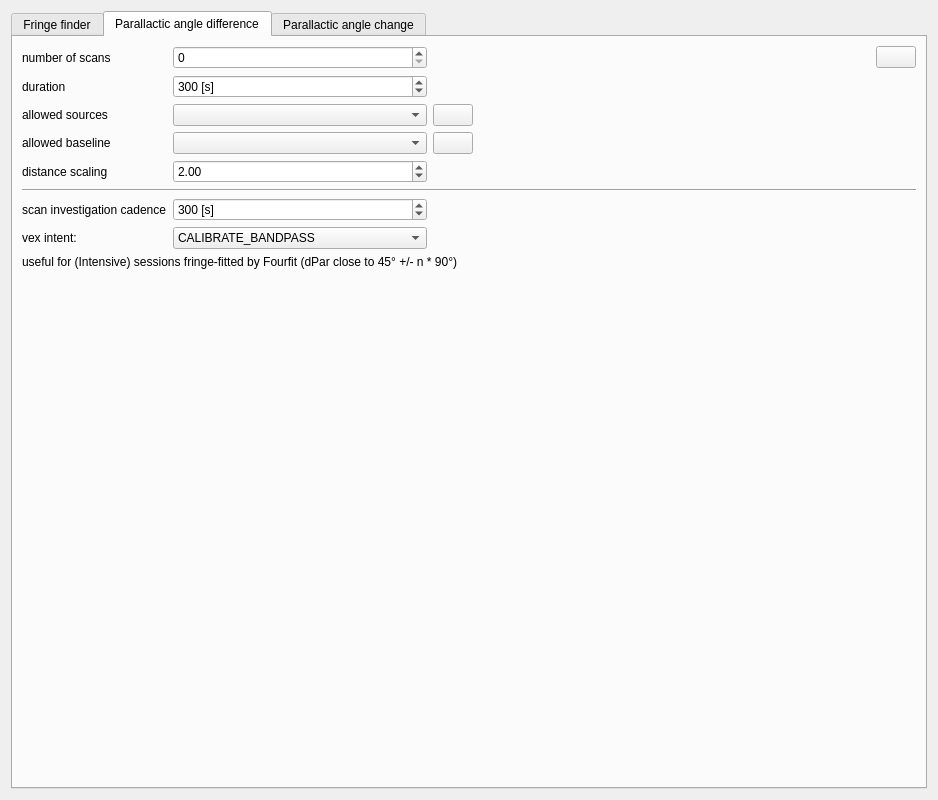
Qt form Widgets/calibratorblockwidget.ui (TUW-VieVS/VieSchedppGUI) before a commit.
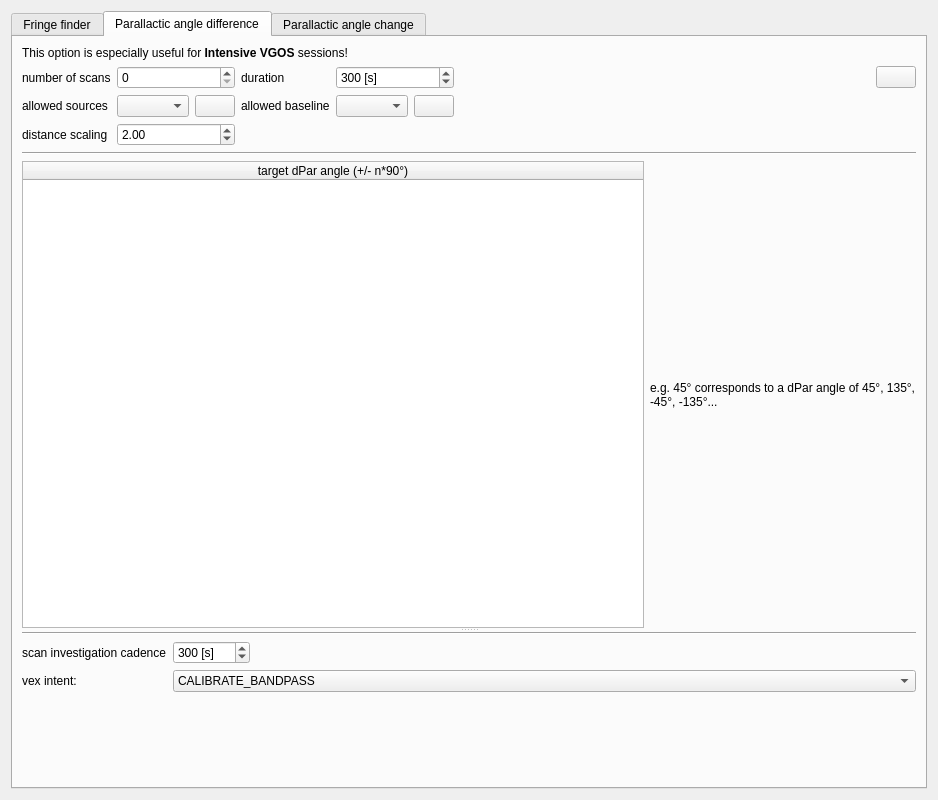
The same form after that commit. The open tabs and pages were chosen to show the change. Icons and pictures are not drawn.

Commit message: parallactic angles

What changed in the file:
```diff
--- a/Widgets/calibratorblockwidget.ui
+++ b/Widgets/calibratorblockwidget.ui
@@ -739,183 +739,94 @@
       <attribute name="title">
        <string>Parallactic angle difference</string>
       </attribute>
-      <layout class="QVBoxLayout" name="verticalLayout_4">
+      <layout class="QVBoxLayout" name="verticalLayout_8" stretch="0,0,0,0">
        <item>
-        <layout class="QGridLayout" name="gridLayout_4">
-         <property name="bottomMargin">
-          <number>0</number>
+        <widget class="QLabel" name="label_20">
+         <property name="text">
+          <string>&lt;html&gt;&lt;head/&gt;&lt;body&gt;&lt;p&gt;This option is especially useful for &lt;span style=&quot; font-weight:600;&quot;&gt;Intensive VGOS&lt;/span&gt; sessions! &lt;/p&gt;&lt;/body&gt;&lt;/html&gt;</string>
          </property>
-         <item row="0" column="1">
-          <widget class="QSpinBox" name="spinBox_dpara_scans">
-           <property name="enabled">
-            <bool>true</bool>
+        </widget>
+       </item>
+       <item>
+        <layout class="QGridLayout" name="gridLayout_3">
+         <item row="2" column="5">
+          <widget class="QPushButton" name="pushButton_save_dpara">
+           <property name="text">
+            <string/>
            </property>
            <property name="toolTip">
             <string>select number of (equally spaced) calibration blocks</string>
            </property>
-           <property name="statusTip">
-            <string>select number of (equally spaced) calibration blocks</string>
-           </property>
-           <property name="whatsThis">
-            <string>&lt;html&gt;&lt;head/&gt;&lt;body&gt;&lt;p&gt;Number of calibrator scans. &lt;/p&gt;&lt;/body&gt;&lt;/html&gt;</string>
-           </property>
-           <property name="minimum">
-            <number>0</number>
-           </property>
-           <property name="value">
-            <number>0</number>
-           </property>
           </widget>
          </item>
-         <item row="7" column="1">
-          <widget class="QComboBox" name="comboBox_dpara_intent">
-           <property name="currentIndex">
-            <number>4</number>
-           </property>
-           <item>
-            <property name="text">
-             <string>NONE</string>
-            </property>
-           </item>
-           <item>
-            <property name="text">
-             <string>FRINGE_FINDER</string>
-            </property>
-           </item>
-           <item>
-            <property name="text">
-             <string>CALIBRATE_AMPLI</string>
-            </property>
-           </item>
-           <item>
-            <property name="text">
-             <string>CALIBRATE_AUTOPHASE</string>
-            </property>
-           </item>
-           <item>
-            <property name="text">
-             <string>CALIBRATE_BANDPASS</string>
-            </property>
-           </item>
-           <item>
-            <property name="text">
-             <string>CALIBRATE_DELAY</string>
-            </property>
-           </item>
-           <item>
-            <property name="text">
-             <string>CALIBRATE_PHASE</string>
-            </property>
-           </item>
-           <item>
-            <property name="text">
-             <string>CALIBRATE_POINTING</string>
-            </property>
-           </item>
-           <item>
-            <property name="text">
-             <string>CALIBRATE_POLARIZATION_ANGLE</string>
-            </property>
-           </item>
-           <item>
-            <property name="text">
-             <string>CALIBRATE_POLARIZATION_LEAKAGE</string>
-            </property>
-           </item>
-           <item>
-            <property name="text">
-             <string>CALIBRATOR_CODE	</string>
-            </property>
-           </item>
-          </widget>
-         </item>
-         <item row="0" column="0">
+         <item row="2" column="0">
           <widget class="QLabel" name="label_10">
            <property name="text">
             <string>number of scans</string>
            </property>
           </widget>
          </item>
-         <item row="3" column="2">
-          <widget class="QPushButton" name="pushButton_addBaselineGroup">
-           <property name="text">
-            <string/>
-           </property>
-           <property name="icon">
-            <iconset resource="../myresources.qrc">
-             <normaloff>:/icons/icons/baseline_group_plus.png</normaloff>:/icons/icons/baseline_group_plus.png</iconset>
-           </property>
-          </widget>
-         </item>
-         <item row="3" column="0">
-          <widget class="QLabel" name="label_15">
-           <property name="text">
-            <string>allowed baseline</string>
-           </property>
-          </widget>
-         </item>
-         <item row="2" column="0">
-          <widget class="QLabel" name="label_134">
+         <item row="2" column="2">
+          <widget class="QLabel" name="label_132">
            <property name="enabled">
             <bool>true</bool>
            </property>
            <property name="text">
-            <string>allowed sources</string>
-           </property>
-          </widget>
-         </item>
-         <item row="2" column="1">
-          <widget class="QComboBox" name="comboBox_dpara_sources">
-           <property name="enabled">
-            <bool>true</bool>
-           </property>
-           <property name="toolTip">
-            <string>change all allowed sources</string>
-           </property>
-           <property name="statusTip">
-            <string>change all allowed sources</string>
+            <string>duration</string>
            </property>
           </widget>
          </item>
          <item row="3" column="1">
-          <widget class="QComboBox" name="comboBox_dpara_baseline">
-           <property name="whatsThis">
-            <string>&lt;html&gt;&lt;head/&gt;&lt;body&gt;&lt;p&gt;Define a baseline that is selected for evaluating the difference in parallactic angle.&lt;/p&gt;&lt;/body&gt;&lt;/html&gt;</string>
-           </property>
-          </widget>
+          <layout class="QHBoxLayout" name="horizontalLayout">
+           <item>
+            <widget class="QComboBox" name="comboBox_dpara_sources">
+             <property name="enabled">
+              <bool>true</bool>
+             </property>
+             <property name="toolTip">
+              <string>change all allowed sources</string>
+             </property>
+             <property name="statusTip">
+              <string>change all allowed sources</string>
+             </property>
+            </widget>
+           </item>
+           <item>
+            <widget class="QPushButton" name="pushButton_addSrcGroup_2">
+             <property name="text">
+              <string/>
+             </property>
+             <property name="icon">
+              <iconset resource="../myresources.qrc">
+               <normaloff>:/icons/icons/source_group_plus.png</normaloff>:/icons/icons/source_group_plus.png</iconset>
+             </property>
+            </widget>
+           </item>
+          </layout>
          </item>
-         <item row="0" column="3">
-          <spacer name="horizontalSpacer_22">
-           <property name="orientation">
-            <enum>Qt::Horizontal</enum>
-           </property>
-           <property name="sizeHint" stdset="0">
-            <size>
-             <width>40</width>
-             <height>20</height>
-            </size>
-           </property>
-          </spacer>
+         <item row="3" column="3">
+          <layout class="QHBoxLayout" name="horizontalLayout_4">
+           <item>
+            <widget class="QComboBox" name="comboBox_dpara_baseline">
+             <property name="whatsThis">
+              <string>&lt;html&gt;&lt;head/&gt;&lt;body&gt;&lt;p&gt;Define a baseline that is selected for evaluating the difference in parallactic angle.&lt;/p&gt;&lt;/body&gt;&lt;/html&gt;</string>
+             </property>
+            </widget>
+           </item>
+           <item>
+            <widget class="QPushButton" name="pushButton_addBaselineGroup">
+             <property name="text">
+              <string/>
+             </property>
+             <property name="icon">
+              <iconset resource="../myresources.qrc">
+               <normaloff>:/icons/icons/baseline_group_plus.png</normaloff>:/icons/icons/baseline_group_plus.png</iconset>
+             </property>
+            </widget>
+           </item>
+          </layout>
          </item>
-         <item row="0" column="4">
-          <widget class="QPushButton" name="pushButton_save_dpara">
-           <property name="text">
-            <string/>
-           </property>
-           <property name="icon">
-            <iconset resource="../myresources.qrc">
-             <normaloff>:/icons/icons/document-export.png</normaloff>:/icons/icons/document-export.png</iconset>
-           </property>
-          </widget>
-         </item>
-         <item row="7" column="0">
-          <widget class="QLabel" name="label_131">
-           <property name="text">
-            <string>vex intent:</string>
-           </property>
-          </widget>
-         </item>
-         <item row="1" column="1">
+         <item row="2" column="3">
           <widget class="QSpinBox" name="spinBox_dpara_duration">
            <property name="enabled">
             <bool>true</bool>
@@ -943,67 +854,13 @@
            </property>
           </widget>
          </item>
-         <item row="6" column="0">
-          <widget class="QLabel" name="label_17">
-           <property name="text">
-            <string>scan investigation cadence</string>
-           </property>
-          </widget>
-         </item>
-         <item row="1" column="0">
-          <widget class="QLabel" name="label_132">
+         <item row="3" column="0">
+          <widget class="QLabel" name="label_134">
            <property name="enabled">
             <bool>true</bool>
            </property>
            <property name="text">
-            <string>duration</string>
-           </property>
-          </widget>
-         </item>
-         <item row="2" column="2">
-          <widget class="QPushButton" name="pushButton_addSrcGroup_2">
-           <property name="text">
-            <string/>
-           </property>
-           <property name="icon">
-            <iconset resource="../myresources.qrc">
-             <normaloff>:/icons/icons/source_group_plus.png</normaloff>:/icons/icons/source_group_plus.png</iconset>
-           </property>
-          </widget>
-         </item>
-         <item row="5" column="0" colspan="5">
-          <widget class="Line" name="line_2">
-           <property name="orientation">
-            <enum>Qt::Horizontal</enum>
-           </property>
-          </widget>
-         </item>
-         <item row="6" column="1">
-          <widget class="QSpinBox" name="spinBox_dpara_cadence">
-           <property name="whatsThis">
-            <string>&lt;html&gt;&lt;head/&gt;&lt;body&gt;&lt;p&gt;To find the best calibrator scan, all potential scans are investigated before selecting one. &lt;/p&gt;&lt;p&gt;With this parameter, you define the interval when all potential scans are generated. &lt;/p&gt;&lt;p&gt;&lt;br/&gt;&lt;/p&gt;&lt;p&gt;E.g.:&lt;br/&gt;When the session starts at 00:00 and cadence is set to 300 seconds, every five minute, all possible scans are generated and evaluated. After all are evaluated, the best n-scans are selected as calibrator scans. &lt;/p&gt;&lt;/body&gt;&lt;/html&gt;</string>
-           </property>
-           <property name="suffix">
-            <string> [s]</string>
-           </property>
-           <property name="minimum">
-            <number>60</number>
-           </property>
-           <property name="maximum">
-            <number>86400</number>
-           </property>
-           <property name="singleStep">
-            <number>60</number>
-           </property>
-           <property name="value">
-            <number>300</number>
-           </property>
-          </widget>
-         </item>
-         <item row="4" column="0">
-          <widget class="QLabel" name="label_19">
-           <property name="text">
-            <string>distance scaling</string>
+            <string>allowed sources</string>
            </property>
           </widget>
          </item>
@@ -1023,27 +880,232 @@
            </property>
           </widget>
          </item>
+         <item row="2" column="1">
+          <widget class="QSpinBox" name="spinBox_dpara_scans">
+           <property name="enabled">
+            <bool>true</bool>
+           </property>
+           <property name="toolTip">
+            <string>select number of (equally spaced) calibration blocks</string>
+           </property>
+           <property name="statusTip">
+            <string>select number of (equally spaced) calibration blocks</string>
+           </property>
+           <property name="whatsThis">
+            <string>&lt;html&gt;&lt;head/&gt;&lt;body&gt;&lt;p&gt;Number of calibrator scans. &lt;/p&gt;&lt;/body&gt;&lt;/html&gt;</string>
+           </property>
+           <property name="minimum">
+            <number>0</number>
+           </property>
+           <property name="value">
+            <number>0</number>
+           </property>
+          </widget>
+         </item>
+         <item row="4" column="0">
+          <widget class="QLabel" name="label_19">
+           <property name="text">
+            <string>distance scaling</string>
+           </property>
+          </widget>
+         </item>
+         <item row="3" column="2">
+          <widget class="QLabel" name="label_15">
+           <property name="text">
+            <string>allowed baseline</string>
+           </property>
+          </widget>
+         </item>
+         <item row="2" column="4">
+          <spacer name="horizontalSpacer_22">
+           <property name="orientation">
+            <enum>Qt::Horizontal</enum>
+           </property>
+           <property name="sizeHint" stdset="0">
+            <size>
+             <width>40</width>
+             <height>20</height>
+            </size>
+           </property>
+          </spacer>
+         </item>
         </layout>
        </item>
        <item>
-        <widget class="QLabel" name="label_12">
-         <property name="text">
-          <string>useful for (Intensive) sessions fringe-fitted by Fourfit (dPar close to 45° +/- n * 90°)</string>
+        <widget class="Line" name="line_3">
+         <property name="orientation">
+          <enum>Qt::Horizontal</enum>
          </property>
         </widget>
        </item>
        <item>
-        <spacer name="verticalSpacer_4">
+        <widget class="QSplitter" name="splitter">
          <property name="orientation">
           <enum>Qt::Vertical</enum>
          </property>
-         <property name="sizeHint" stdset="0">
-          <size>
-           <width>20</width>
-           <height>40</height>
-          </size>
-         </property>
-        </spacer>
+         <widget class="QWidget" name="layoutWidget">
+          <layout class="QHBoxLayout" name="horizontalLayout_6">
+           <item>
+            <widget class="QTableWidget" name="tableWidget_dParList">
+             <property name="editTriggers">
+              <set>QAbstractItemView::NoEditTriggers</set>
+             </property>
+             <property name="alternatingRowColors">
+              <bool>true</bool>
+             </property>
+             <attribute name="horizontalHeaderStretchLastSection">
+              <bool>true</bool>
+             </attribute>
+             <column>
+              <property name="text">
+               <string>target dPar angle (+/- n*90°)</string>
+              </property>
+             </column>
+            </widget>
+           </item>
+           <item>
+            <widget class="QLabel" name="label_12">
+             <property name="text">
+              <string>e.g. 45° corresponds to a dPar angle of 45°, 135°, -45°, -135°...</string>
+             </property>
+             <property name="wordWrap">
+              <bool>true</bool>
+             </property>
+            </widget>
+           </item>
+          </layout>
+         </widget>
+         <widget class="QWidget" name="layoutWidget">
+          <layout class="QVBoxLayout" name="verticalLayout_4">
+           <item>
+            <widget class="Line" name="line_2">
+             <property name="orientation">
+              <enum>Qt::Horizontal</enum>
+             </property>
+            </widget>
+           </item>
+           <item>
+            <layout class="QFormLayout" name="formLayout">
+             <item row="0" column="0">
+              <widget class="QLabel" name="label_17">
+               <property name="text">
+                <string>scan investigation cadence</string>
+               </property>
+              </widget>
+             </item>
+             <item row="0" column="1">
+              <layout class="QHBoxLayout" name="horizontalLayout_5">
+               <item>
+                <widget class="QSpinBox" name="spinBox_dpara_cadence">
+                 <property name="whatsThis">
+                  <string>&lt;html&gt;&lt;head/&gt;&lt;body&gt;&lt;p&gt;To find the best calibrator scan, all potential scans are investigated before selecting one. &lt;/p&gt;&lt;p&gt;With this parameter, you define the interval when all potential scans are generated. &lt;/p&gt;&lt;p&gt;&lt;br/&gt;&lt;/p&gt;&lt;p&gt;E.g.:&lt;br/&gt;When the session starts at 00:00 and cadence is set to 300 seconds, every five minute, all possible scans are generated and evaluated. After all are evaluated, the best n-scans are selected as calibrator scans. &lt;/p&gt;&lt;/body&gt;&lt;/html&gt;</string>
+                 </property>
+                 <property name="suffix">
+                  <string> [s]</string>
+                 </property>
+                 <property name="minimum">
+                  <number>60</number>
+                 </property>
+                 <property name="maximum">
+                  <number>86400</number>
+                 </property>
+                 <property name="singleStep">
+                  <number>60</number>
+                 </property>
+                 <property name="value">
+                  <number>300</number>
+                 </property>
+                </widget>
+               </item>
+               <item>
+                <spacer name="horizontalSpacer_5">
+                 <property name="orientation">
+                  <enum>Qt::Horizontal</enum>
+                 </property>
+                 <property name="sizeHint" stdset="0">
+                  <size>
+                   <width>40</width>
+                   <height>20</height>
+                  </size>
+                 </property>
+                </spacer>
+               </item>
+              </layout>
+             </item>
+             <item row="1" column="0">
+              <widget class="QLabel" name="label_131">
+               <property name="text">
+                <string>vex intent:</string>
+               </property>
+              </widget>
+             </item>
+             <item row="1" column="1">
+              <widget class="QComboBox" name="comboBox_dpara_intent">
+               <property name="currentIndex">
+                <number>4</number>
+               </property>
+               <item>
+                <property name="text">
+                 <string>NONE</string>
+                </property>
+               </item>
+               <item>
+                <property name="text">
+                 <string>FRINGE_FINDER</string>
+                </property>
+               </item>
+               <item>
+                <property name="text">
+                 <string>CALIBRATE_AMPLI</string>
+                </property>
+               </item>
+               <item>
+                <property name="text">
+                 <string>CALIBRATE_AUTOPHASE</string>
+                </property>
+               </item>
+               <item>
+                <property name="text">
+                 <string>CALIBRATE_BANDPASS</string>
+                </property>
+               </item>
+               <item>
+                <property name="text">
+                 <string>CALIBRATE_DELAY</string>
+                </property>
+               </item>
+               <item>
+                <property name="text">
+                 <string>CALIBRATE_PHASE</string>
+                </property>
+               </item>
+               <item>
+                <property name="text">
+                 <string>CALIBRATE_POINTING</string>
+                </property>
+               </item>
+               <item>
+                <property name="text">
+                 <string>CALIBRATE_POLARIZATION_ANGLE</string>
+                </property>
+               </item>
+               <item>
+                <property name="text">
+                 <string>CALIBRATE_POLARIZATION_LEAKAGE</string>
+                </property>
+               </item>
+               <item>
+                <property name="text">
+                 <string>CALIBRATOR_CODE	</string>
+                </property>
+               </item>
+              </widget>
+             </item>
+            </layout>
+           </item>
+          </layout>
+         </widget>
+        </widget>
        </item>
       </layout>
      </widget>
```
Left out of the diff: 24 changed lines with no effect on the pictures. The commit also changes 4 other files.
